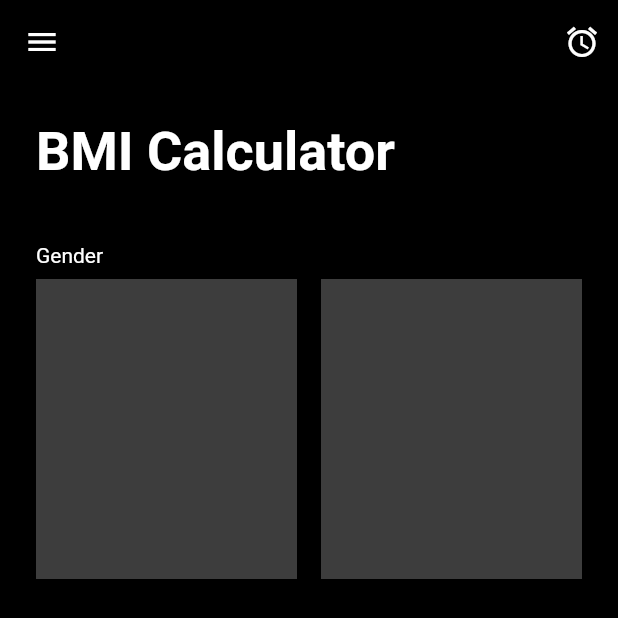
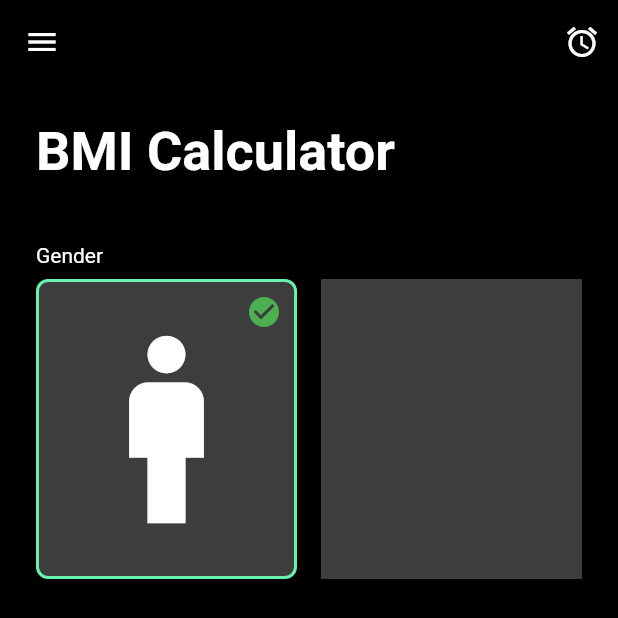
Before and after one commit to rafaldziuryk/training_bmi_1, a Flutter app: the screen it shows after launch, on a phone screen of 412 x 824 dp. Shown: the top 618 px of the screen. Run offline on Flutter 3.47's test engine with Material 2 defaults, Android fonts, the phone set to English and light mode, and no system bars.

```diff
--- a/lib/main.dart
+++ b/lib/main.dart
@@ -78,8 +78,31 @@ class _MyHomePageState extends State<MyHomePage> {
               children: <Widget>[
                 Expanded(
                   child: Container(
-                    color: Colors.white24,
+                    decoration: BoxDecoration(
+                      borderRadius: BorderRadius.all(Radius.circular(8)),
+                      border: Border.all(
+                        color: Colors.greenAccent,
+                        width: 2,
+                      ),
+                      color: Colors.white24,
+                    ),
                     height: 200,
+                    child: Stack(
+                      children: [
+                        Positioned.fill(
+                            child: Icon(
+                          Icons.man,
+                          size: 150,
+                        )),
+                        Positioned(
+                            right: 8,
+                            top: 8,
+                            child: Icon(
+                              Icons.check_circle,
+                              color: Colors.green,
+                            )),
+                      ],
+                    ),
                   ),
                 ),
                 SizedBox(
```
